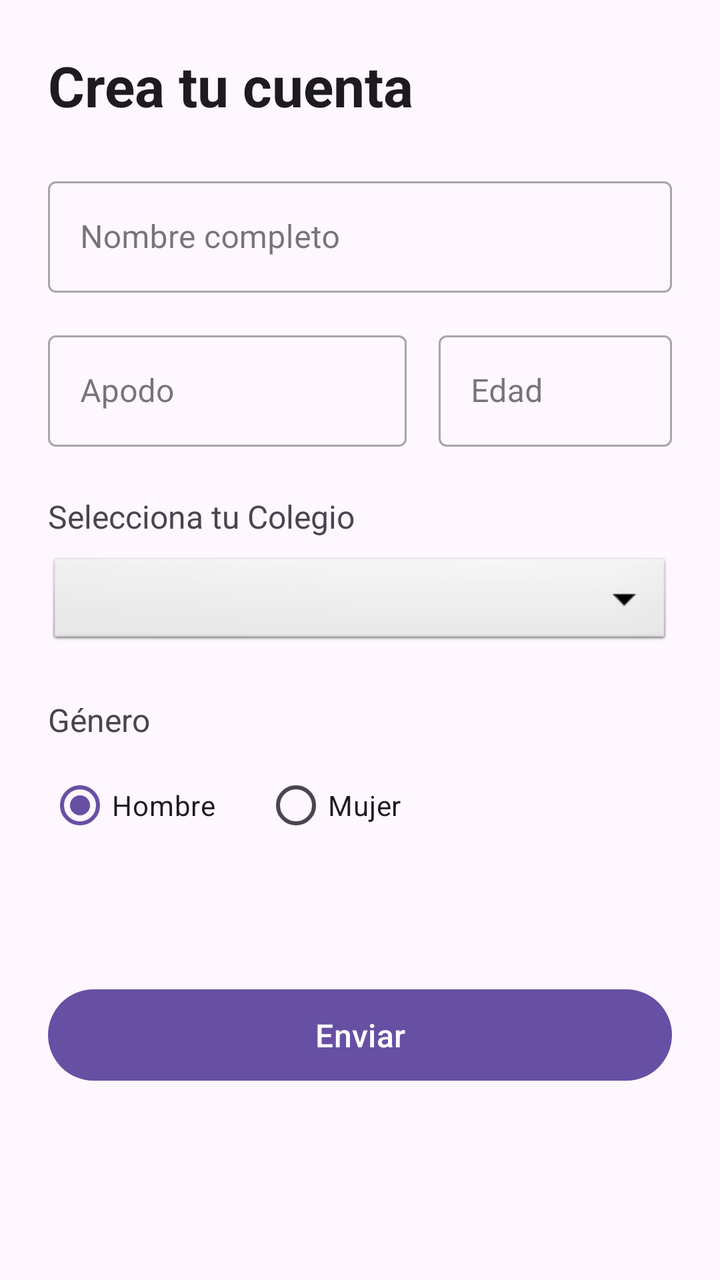
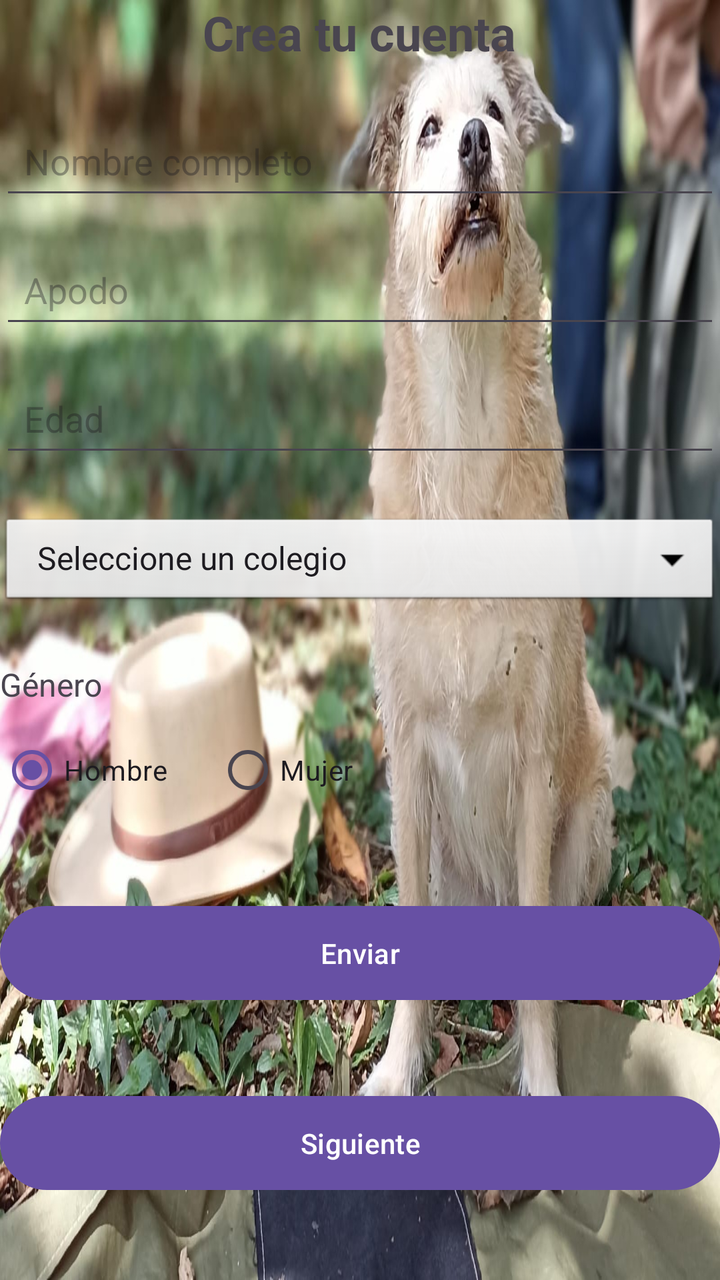

Two renders of the same Android screen: before a commit and after it. Below are the layout's source before the change and the commit's diff.
<!-- AndroidManifest.xml: application theme Theme.MyAppCarlos -->
<!-- res/layout/activity_register.xml -->
<?xml version="1.0" encoding="utf-8"?>
<ScrollView xmlns:android="http://schemas.android.com/apk/res/android"
    xmlns:app="http://schemas.android.com/apk/res-auto"
    xmlns:tools="http://schemas.android.com/tools"
    android:layout_width="match_parent"
    android:layout_height="match_parent"
    android:fillViewport="true">
    <androidx.constraintlayout.widget.ConstraintLayout
        android:layout_width="match_parent"
        android:layout_height="wrap_content"
        android:padding="24dp"
        tools:context=".controller.Register">

        <TextView
            android:id="@+id/tvRegisterTitle"
            android:layout_width="wrap_content"
            android:layout_height="wrap_content"
            android:text="@string/register_title"
            android:textAppearance="@style/TextAppearance.Material3.HeadlineMedium"
            android:textStyle="bold"
            app:layout_constraintStart_toStartOf="parent"
            app:layout_constraintTop_toTopOf="parent" />

        <com.google.android.material.textfield.TextInputLayout
            android:id="@+id/tilFullName"
            style="@style/Widget.MaterialComponents.TextInputLayout.OutlinedBox"
            android:layout_width="0dp"
            android:layout_height="wrap_content"
            android:layout_marginTop="24dp"
            android:hint="@string/register_hint_name"
            app:layout_constraintEnd_toEndOf="parent"
            app:layout_constraintStart_toStartOf="parent"
            app:layout_constraintTop_toBottomOf="@+id/tvRegisterTitle">

            <com.google.android.material.textfield.TextInputEditText
                android:id="@+id/etFullName"
                android:layout_width="match_parent"
                android:layout_height="wrap_content"
                android:inputType="textPersonName|textCapWords" />
        </com.google.android.material.textfield.TextInputLayout>

        
        <com.google.android.material.textfield.TextInputLayout
            android:id="@+id/tilNickname"
            style="@style/Widget.MaterialComponents.TextInputLayout.OutlinedBox"
            android:layout_width="0dp"
            android:layout_height="wrap_content"
            android:layout_marginTop="16dp"
            android:layout_marginEnd="8dp"
            android:hint="@string/register_hint_nickname"
            app:layout_constraintEnd_toStartOf="@+id/guideline"
            app:layout_constraintStart_toStartOf="parent"
            app:layout_constraintTop_toBottomOf="@+id/tilFullName">

            <com.google.android.material.textfield.TextInputEditText
                android:id="@+id/etNickname"
                android:layout_width="match_parent"
                android:layout_height="wrap_content"
                android:inputType="text" />
        </com.google.android.material.textfield.TextInputLayout>

        <androidx.constraintlayout.widget.Guideline
            android:id="@+id/guideline"
            android:layout_width="wrap_content"
            android:layout_height="wrap_content"
            android:orientation="vertical"
            app:layout_constraintGuide_percent="0.6" />

        <com.google.android.material.textfield.TextInputLayout
            android:id="@+id/tilAge"
            style="@style/Widget.MaterialComponents.TextInputLayout.OutlinedBox"
            android:layout_width="0dp"
            android:layout_height="wrap_content"
            android:layout_marginStart="8dp"
            android:hint="@string/register_hint_age"
            app:layout_constraintEnd_toEndOf="parent"
            app:layout_constraintStart_toEndOf="@id/guideline"
            app:layout_constraintTop_toTopOf="@id/tilNickname">

            <com.google.android.material.textfield.TextInputEditText
                android:id="@+id/etAge"
                android:layout_width="match_parent"
                android:layout_height="wrap_content"
                android:inputType="number" />
        </com.google.android.material.textfield.TextInputLayout>

        
        <TextView
            android:id="@+id/tvSchoolLabel"
            android:layout_width="wrap_content"
            android:layout_height="wrap_content"
            android:layout_marginTop="24dp"
            android:text="@string/register_label_school"
            android:textSize="16sp"
            app:layout_constraintStart_toStartOf="parent"
            app:layout_constraintTop_toBottomOf="@id/tilNickname" />

        <Spinner
            android:id="@+id/spinnerSchool"
            android:layout_width="0dp"
            android:layout_height="48dp"
            android:layout_marginTop="8dp"
            android:background="@android:drawable/btn_dropdown"
            android:contentDescription="@string/register_label_school"
            app:layout_constraintEnd_toEndOf="parent"
            app:layout_constraintStart_toStartOf="parent"
            app:layout_constraintTop_toBottomOf="@id/tvSchoolLabel" />

        
        <TextView
            android:id="@+id/tvGenderLabel"
            android:layout_width="wrap_content"
            android:layout_height="wrap_content"
            android:layout_marginTop="24dp"
            android:text="@string/register_label_gender"
            android:textSize="16sp"
            app:layout_constraintStart_toStartOf="parent"
            app:layout_constraintTop_toBottomOf="@id/spinnerSchool" />

        <RadioGroup
            android:id="@+id/radioGroupGender"
            android:layout_width="wrap_content"
            android:layout_height="wrap_content"
            android:layout_marginTop="8dp"
            android:orientation="horizontal"
            app:layout_constraintStart_toStartOf="parent"
            app:layout_constraintTop_toBottomOf="@+id/tvGenderLabel">

            <RadioButton
                android:id="@+id/radioMale"
                android:layout_width="wrap_content"
                android:layout_height="wrap_content"
                android:text="@string/gender_male"
                android:checked="true" /> 

            <RadioButton
                android:id="@+id/radioFemale"
                android:layout_width="wrap_content"
                android:layout_height="wrap_content"
                android:layout_marginStart="24dp"
                android:text="@string/gender_female" />
        </RadioGroup>

        <Button
            android:id="@+id/btnSubmit"
            android:layout_width="0dp"
            android:layout_height="wrap_content"
            android:layout_marginTop="64dp"
            android:onClick="irLogin"
            android:padding="12dp"
            android:text="@string/register_button_submit"
            android:textSize="16sp"
            app:layout_constraintEnd_toEndOf="parent"
            app:layout_constraintHorizontal_bias="0.0"
            app:layout_constraintStart_toStartOf="parent"
            app:layout_constraintTop_toBottomOf="@+id/radioGroupGender" />

    </androidx.constraintlayout.widget.ConstraintLayout>
</ScrollView>
<!-- resources referenced by this layout -->
<resources>
  <string name="gender_female">Mujer</string>
  <string name="gender_male">Hombre</string>
  <string name="register_button_submit">Enviar</string>
  <string name="register_hint_age">Edad</string>
  <string name="register_hint_name">Nombre completo</string>
  <string name="register_hint_nickname">Apodo</string>
  <string name="register_label_gender">Género</string>
  <string name="register_label_school">Selecciona tu Colegio</string>
  <string name="register_title">Crea tu cuenta</string>
  <style name="Theme.MyAppCarlos" parent="Base.Theme.MyAppCarlos" />
  <style name="Base.Theme.MyAppCarlos" parent="Theme.Material3.DayNight.NoActionBar">
          
          
      </style>
</resources>

<!-- the commit's change to res/layout/activity_register.xml (unified diff, before → after) -->
@@ -1,137 +1,93 @@
 <?xml version="1.0" encoding="utf-8"?>
-<ScrollView xmlns:android="http://schemas.android.com/apk/res/android"
+<LinearLayout xmlns:android="http://schemas.android.com/apk/res/android"
     xmlns:app="http://schemas.android.com/apk/res-auto"
     xmlns:tools="http://schemas.android.com/tools"
+    android:id="@+id/main"
     android:layout_width="match_parent"
     android:layout_height="match_parent"
-    android:fillViewport="true">
-    <androidx.constraintlayout.widget.ConstraintLayout
+    android:background="@drawable/fondoprincesa01"
+    tools:context=".controller.Register">
+
+
+    <LinearLayout
         android:layout_width="match_parent"
         android:layout_height="wrap_content"
-        android:padding="24dp"
-        tools:context=".controller.Register">
+        android:orientation="vertical">
 
+        
         <TextView
             android:id="@+id/tvRegisterTitle"
             android:layout_width="wrap_content"
             android:layout_height="wrap_content"
+            android:layout_gravity="center"
+            android:layout_marginBottom="24dp"
             android:text="@string/register_title"
-            android:textAppearance="@style/TextAppearance.Material3.HeadlineMedium"
-            android:textStyle="bold"
-            app:layout_constraintStart_toStartOf="parent"
-            app:layout_constraintTop_toTopOf="parent" />
-
-        <com.google.android.material.textfield.TextInputLayout
-            android:id="@+id/tilFullName"
-            style="@style/Widget.MaterialComponents.TextInputLayout.OutlinedBox"
-            android:layout_width="0dp"
-            android:layout_height="wrap_content"
-            android:layout_marginTop="24dp"
-            android:hint="@string/register_hint_name"
-            app:layout_constraintEnd_toEndOf="parent"
-            app:layout_constraintStart_toStartOf="parent"
-            app:layout_constraintTop_toBottomOf="@+id/tvRegisterTitle">
-
-            <com.google.android.material.textfield.TextInputEditText
-                android:id="@+id/etFullName"
-                android:layout_width="match_parent"
-                android:layout_height="wrap_content"
-                android:inputType="textPersonName|textCapWords" />
-        </com.google.android.material.textfield.TextInputLayout>
+            android:textSize="24sp"
+            android:textStyle="bold" />
 
         
-        <com.google.android.material.textfield.TextInputLayout
-            android:id="@+id/tilNickname"
-            style="@style/Widget.MaterialComponents.TextInputLayout.OutlinedBox"
-            android:layout_width="0dp"
+        <EditText
+            android:id="@+id/edtNombre"
+            android:layout_width="match_parent"
             android:layout_height="wrap_content"
-            android:layout_marginTop="16dp"
-            android:layout_marginEnd="8dp"
-            android:hint="@string/register_hint_nickname"
-            app:layout_constraintEnd_toStartOf="@+id/guideline"
-            app:layout_constraintStart_toStartOf="parent"
-            app:layout_constraintTop_toBottomOf="@+id/tilFullName">
-
-            <com.google.android.material.textfield.TextInputEditText
-                android:id="@+id/etNickname"
-                android:layout_width="match_parent"
-                android:layout_height="wrap_content"
-                android:inputType="text" />
-        </com.google.android.material.textfield.TextInputLayout>
-
-        <androidx.constraintlayout.widget.Guideline
-            android:id="@+id/guideline"
-            android:layout_width="wrap_content"
-            android:layout_height="wrap_content"
-            android:orientation="vertical"
-            app:layout_constraintGuide_percent="0.6" />
-
-        <com.google.android.material.textfield.TextInputLayout
-            android:id="@+id/tilAge"
-            style="@style/Widget.MaterialComponents.TextInputLayout.OutlinedBox"
-            android:layout_width="0dp"
-            android:layout_height="wrap_content"
-            android:layout_marginStart="8dp"
-            android:hint="@string/register_hint_age"
-            app:layout_constraintEnd_toEndOf="parent"
-            app:layout_constraintStart_toEndOf="@id/guideline"
-            app:layout_constraintTop_toTopOf="@id/tilNickname">
-
-            <com.google.android.material.textfield.TextInputEditText
-                android:id="@+id/etAge"
-                android:layout_width="match_parent"
-                android:layout_height="wrap_content"
-                android:inputType="number" />
-        </com.google.android.material.textfield.TextInputLayout>
+            android:layout_marginBottom="16dp"
+            android:hint="@string/register_hint_name"
+            android:inputType="textPersonName"
+            android:padding="12dp" />
 
         
-        <TextView
-            android:id="@+id/tvSchoolLabel"
-            android:layout_width="wrap_content"
+        <EditText
+            android:id="@+id/edtApodo"
+            android:layout_width="match_parent"
             android:layout_height="wrap_content"
-            android:layout_marginTop="24dp"
-            android:text="@string/register_label_school"
-            android:textSize="16sp"
-            app:layout_constraintStart_toStartOf="parent"
-            app:layout_constraintTop_toBottomOf="@id/tilNickname" />
+            android:layout_marginBottom="16dp"
+            android:hint="@string/register_hint_nickname"
+            android:padding="12dp" />
+
+        
+        <EditText
+            android:id="@+id/edtAge"
+            android:layout_width="match_parent"
+            android:layout_height="wrap_content"
+            android:layout_marginBottom="16dp"
+            android:hint="@string/register_hint_age"
+            android:inputType="number"
+            android:padding="12dp" />
+
+        
+
 
         <Spinner
-            android:id="@+id/spinnerSchool"
-            android:layout_width="0dp"
+            android:id="@+id/spinnerColegio"
+            android:layout_width="match_parent"
             android:layout_height="48dp"
             android:layout_marginTop="8dp"
+            android:layout_marginBottom="16dp"
             android:background="@android:drawable/btn_dropdown"
-            android:contentDescription="@string/register_label_school"
-            app:layout_constraintEnd_toEndOf="parent"
-            app:layout_constraintStart_toStartOf="parent"
-            app:layout_constraintTop_toBottomOf="@id/tvSchoolLabel" />
+            android:entries="@array/colegios_popayan" />
 
         
         <TextView
             android:id="@+id/tvGenderLabel"
             android:layout_width="wrap_content"
             android:layout_height="wrap_content"
-            android:layout_marginTop="24dp"
+            android:layout_marginTop="10dp"
             android:text="@string/register_label_gender"
-            android:textSize="16sp"
-            app:layout_constraintStart_toStartOf="parent"
-            app:layout_constraintTop_toBottomOf="@id/spinnerSchool" />
+            android:textSize="16sp" />
 
         <RadioGroup
             android:id="@+id/radioGroupGender"
             android:layout_width="wrap_content"
             android:layout_height="wrap_content"
             android:layout_marginTop="8dp"
-            android:orientation="horizontal"
-            app:layout_constraintStart_toStartOf="parent"
-            app:layout_constraintTop_toBottomOf="@+id/tvGenderLabel">
+            android:orientation="horizontal">
 
             <RadioButton
                 android:id="@+id/radioMale"
                 android:layout_width="wrap_content"
                 android:layout_height="wrap_content"
-                android:text="@string/gender_male"
-                android:checked="true" /> 
+                android:checked="true"
+                android:text="@string/gender_male" />
 
             <RadioButton
                 android:id="@+id/radioFemale"
@@ -139,21 +95,27 @@
                 android:layout_height="wrap_content"
                 android:layout_marginStart="24dp"
                 android:text="@string/gender_female" />
+
         </RadioGroup>
 
+        
         <Button
             android:id="@+id/btnSubmit"
-            android:layout_width="0dp"
+            android:layout_width="match_parent"
             android:layout_height="wrap_content"
-            android:layout_marginTop="64dp"
+            android:layout_marginTop="40dp"
+            android:padding="14dp"
+            android:text="@string/register_button_submit" />
+
+        <Button
+            android:id="@+id/btnSiguiente"
+            android:layout_width="match_parent"
+            android:layout_height="wrap_content"
+            android:layout_marginTop="40dp"
             android:onClick="irLogin"
-            android:padding="12dp"
-            android:text="@string/register_button_submit"
-            android:textSize="16sp"
-            app:layout_constraintEnd_toEndOf="parent"
-            app:layout_constraintHorizontal_bias="0.0"
-            app:layout_constraintStart_toStartOf="parent"
-            app:layout_constraintTop_toBottomOf="@+id/radioGroupGender" />
+            android:padding="14dp"
+            android:text="@string/Siguiente1" />
 
-    </androidx.constraintlayout.widget.ConstraintLayout>
-</ScrollView>
+    </LinearLayout>
+
+</LinearLayout>
<!-- resource entries referenced after the edit -->
@@ -1,5 +1,26 @@
 <!-- resources referenced by this layout -->
 <resources>
+  <string-array name="colegios_popayan">
+          <item>Seleccione un colegio</item>
+          <item>Institución Educativa INEM Francisco José de Caldas</item>
+          <item>Institución Educativa Técnico Industrial</item>
+          <item>Institución Educativa Melvin Jones</item>
+          <item>Colegio Champagnat</item>
+          <item>Colegio San José de Tarbes</item>
+          <item>Colegio Las Mercedes</item>
+          <item>Colegio Colombo Francés</item>
+          <item>Colegio Los Andes</item>
+          <item>Institución Educativa Don Bosco</item>
+          <item>Institución Educativa Jesús de Nazareth</item>
+          <item>Colegio Sagrado Corazón de Jesús</item>
+          <item>Colegio Liceo Alejandro de Humboldt</item>
+          <item>Colegio San Agustín</item>
+          <item>Institución Educativa La Pamba</item>
+          <item>Institución Educativa Liceo de la Universidad del Cauca</item>
+          <item>Institución Educativa Hogar Juvenil Campesino</item>
+      </string-array>
+  <!-- drawable fondoprincesa01: jpeg bitmap (drawable, 215564 bytes) -->
+  <string name="Siguiente1">Siguiente</string>
   <string name="gender_female">Mujer</string>
   <string name="gender_male">Hombre</string>
   <string name="register_button_submit">Enviar</string>
@@ -7,7 +28,6 @@
   <string name="register_hint_name">Nombre completo</string>
   <string name="register_hint_nickname">Apodo</string>
   <string name="register_label_gender">Género</string>
-  <string name="register_label_school">Selecciona tu Colegio</string>
   <string name="register_title">Crea tu cuenta</string>
   <style name="Theme.MyAppCarlos" parent="Base.Theme.MyAppCarlos" />
   <style name="Base.Theme.MyAppCarlos" parent="Theme.Material3.DayNight.NoActionBar">
